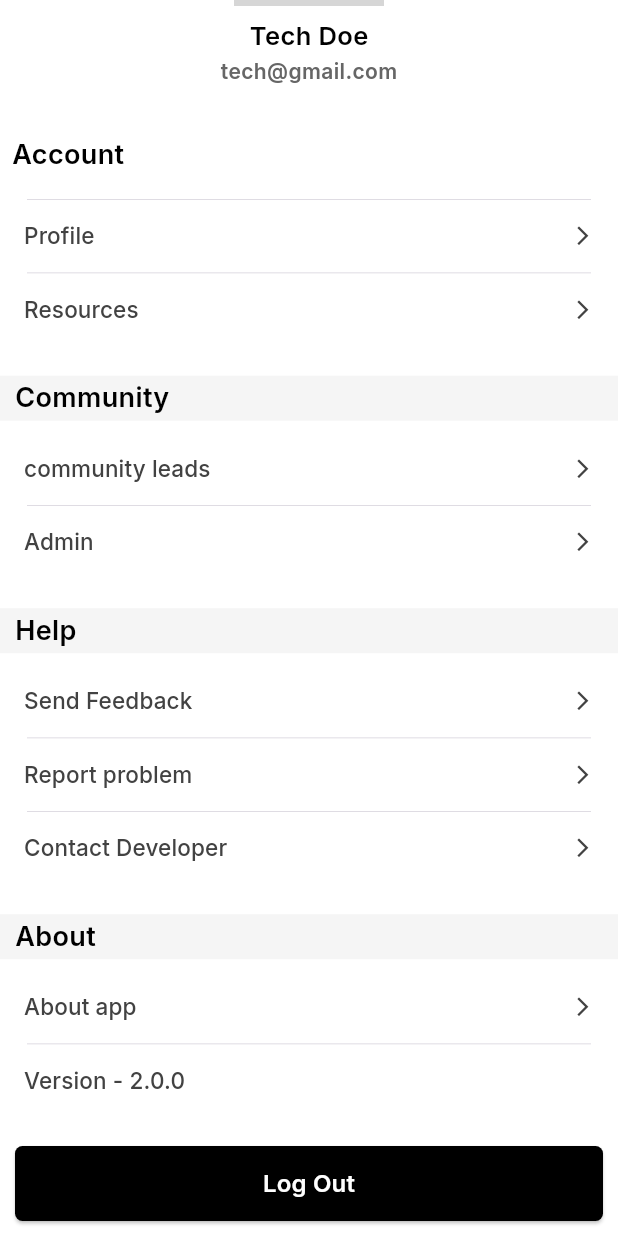
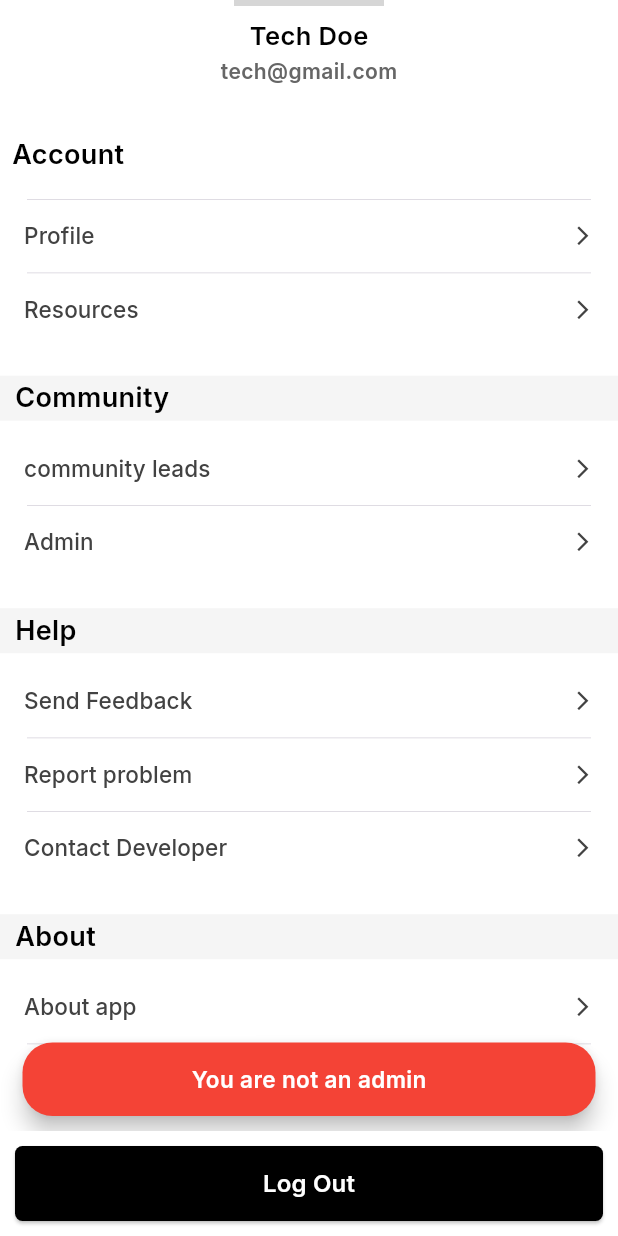
Before and after one commit to emilio-kariuki/GDSC-Dekut-v2, a Flutter app: the ProfilePage screen opened by its route, scrolled down 131 dp, after a tap on "Admin", on a phone screen of 412 x 824 dp. Run offline on Flutter 3.47's test engine with Material 2 defaults, Android fonts, the phone set to English and light mode, and no system bars; drawn by our look-alikes of cached_network_image; our stand-ins replace animated_bottom_navigation_bar, bloc, cloud_firestore, connectivity_plus, dio, dropdown_button2 and 16 more; accounts and stored records are empty; network calls fail; project files that could hold a hidden picture were left out; grey boxes are pictures that could not be loaded.

Commit message:
ADD: Added the logic in the profile page to check if a user is an admin

```diff
--- a/lib/View/Home/profile_page.dart
+++ b/lib/View/Home/profile_page.dart
@@ -1,5 +1,7 @@
 import 'package:cached_network_image/cached_network_image.dart';
 import 'package:flutter/material.dart';
+import 'package:flutter_bloc/flutter_bloc.dart';
+import 'package:gdsc_bloc/Blocs/AdminCubit/admin_cubit.dart';
 import 'package:gdsc_bloc/Data/Repository/providers.dart';
 import 'package:gdsc_bloc/Util/Widgets/profile_card.dart';
 import 'package:gdsc_bloc/Util/Widgets/profile_padding.dart';
@@ -39,6 +41,9 @@ class _ProfilePageState extends State<ProfilePage> {
   Widget build(BuildContext context) {
     final height = MediaQuery.of(context).size.height;
     final width = MediaQuery.of(context).size.width;
+    return BlocProvider(
+      create: (context) => AdminCubit(),
+      child: Builder(builder: (context) {
         return Scaffold(
             backgroundColor: Colors.white,
             bottomNavigationBar: Padding(
@@ -48,9 +53,8 @@ class _ProfilePageState extends State<ProfilePage> {
                 width: double.infinity,
                 child: ElevatedButton(
                   onPressed: () async {
-                await Providers()
-                    .logoutAccount()
-                    .then((value) => Navigator.pushNamed(context, "/login"));
+                    await Providers().logoutAccount().then(
+                        (value) => Navigator.pushNamed(context, "/login"));
                   },
                   style: ElevatedButton.styleFrom(
                     backgroundColor: const Color(0xff000000),
@@ -157,15 +161,14 @@ class _ProfilePageState extends State<ProfilePage> {
                                   showTrailing: true,
                                 ),
                                 const ProfilePadding(),
-
                                 ProfileCard(
                                   title: "Resources",
                                   function: () {
-                                Navigator.pushNamed(context, '/user_resources');
+                                    Navigator.pushNamed(
+                                        context, '/user_resources');
                                   },
                                   showTrailing: true,
                                 ),
-
                               ],
                             ),
                           ),
@@ -191,10 +194,47 @@ class _ProfilePageState extends State<ProfilePage> {
                                   showTrailing: true,
                                 ),
                                 const ProfilePadding(),
-                           ProfileCard(
+                                BlocConsumer<AdminCubit,
+                                    AdminState>(
+                                  listener: (context, state) {
+                                    if (state is UserAdmin) {
+                                      Navigator.pushNamed(
+                                          context, '/admin_page');
+                                    }
+                                    if (state is UserNotAdmin) {
+                                      ScaffoldMessenger.of(context)
+                                          .showSnackBar(
+                                        SnackBar(
+                                          backgroundColor: Colors.red,
+                                          behavior: SnackBarBehavior.floating,
+                                          shape: RoundedRectangleBorder(
+                                            borderRadius: BorderRadius.circular(20)
+                                          ),
+                                          content: Center(
+                                            child: Text(
+                                              "You are not an admin",
+                                              style: GoogleFonts.inter(
+                                                fontSize: 15,
+                                                fontWeight: FontWeight.w600,
+                                                color: Colors.white,
+                                              ),
+                                            ),
+                                          ),
+                                        ),
+                                      );
+                                    }
+                                  },
+                                  builder: (context, state) {
+                                    return ProfileCard(
                                       title: "Admin",
-                              function: () {},
+                                      function: () {
+                                        BlocProvider.of<AdminCubit>(
+                                                context)
+                                            .checkUserStatus();
+                                      },
                                       showTrailing: true,
+                                    );
+                                  },
                                 ),
                               ],
                             ),
@@ -218,7 +258,8 @@ class _ProfilePageState extends State<ProfilePage> {
                                 ProfileCard(
                                   title: "Send Feedback",
                                   function: () {
-                                Navigator.pushNamed(context, '/send_feedback');
+                                    Navigator.pushNamed(
+                                        context, '/send_feedback');
                                   },
                                   showTrailing: true,
                                 ),
@@ -226,7 +267,8 @@ class _ProfilePageState extends State<ProfilePage> {
                                 ProfileCard(
                                   title: "Report problem",
                                   function: () {
-                                Navigator.pushNamed(context, '/report_problem');
+                                    Navigator.pushNamed(
+                                        context, '/report_problem');
                                   },
                                   showTrailing: true,
                                 ),
@@ -234,7 +276,8 @@ class _ProfilePageState extends State<ProfilePage> {
                                 ProfileCard(
                                   title: "Contact Developer",
                                   function: () {
-                                Navigator.pushNamed(context, '/contact_developer');
+                                    Navigator.pushNamed(
+                                        context, '/contact_developer');
                                   },
                                   showTrailing: true,
                                 ),
@@ -277,6 +320,8 @@ class _ProfilePageState extends State<ProfilePage> {
                 ),
               ),
             ));
+      }),
+    );
   }
 }
 
```
Lines whose indentation alone changed are shown as unchanged.
